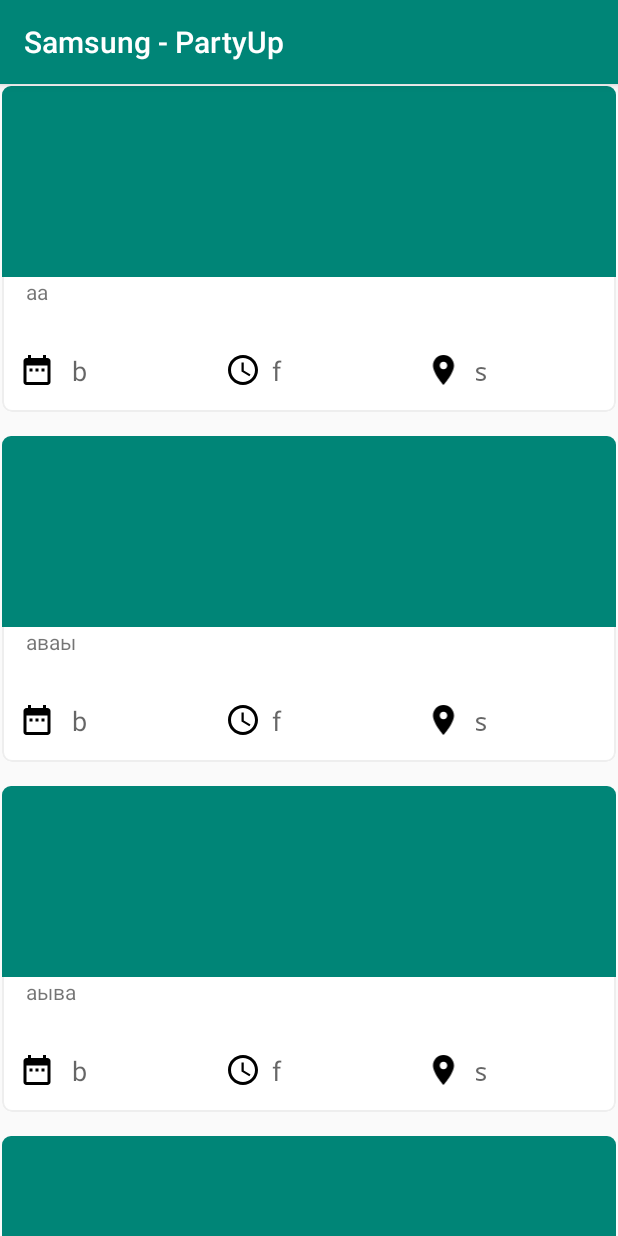
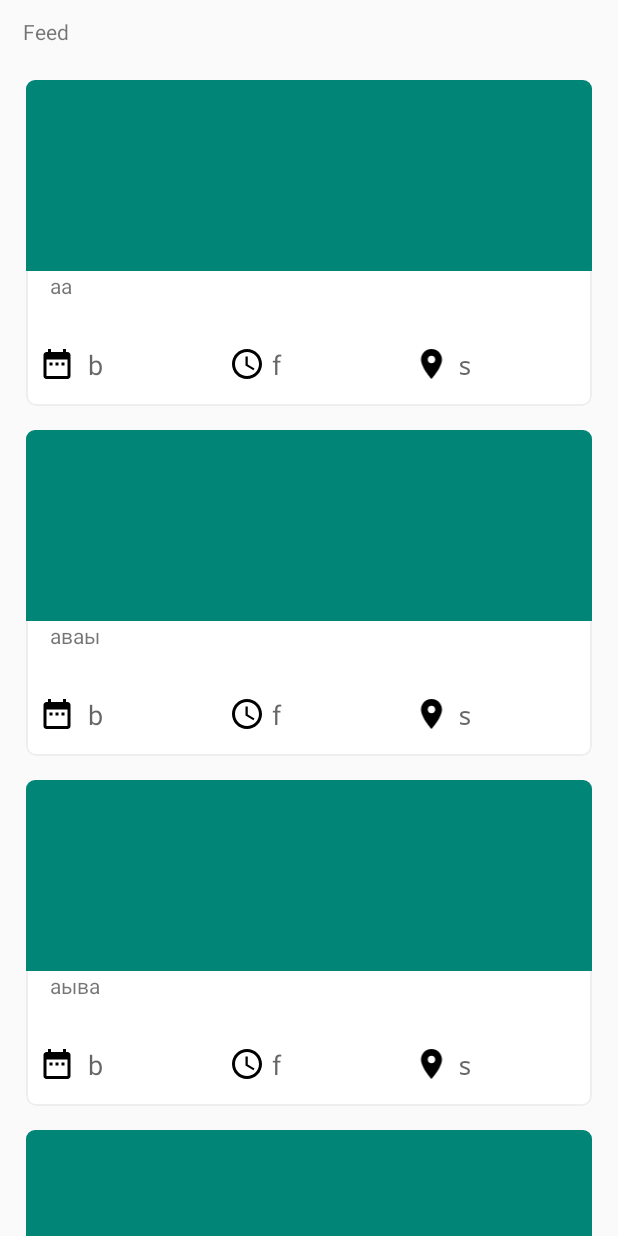
Before and after one commit to vladcto/Samsung-PartyUp, an Android app: the screen it shows after launch (MainActivity), on a phone screen of 412 x 824 dp. Run offline under Robolectric (Android 15) with nearby library versions, the phone set to English and light mode, and no system bars.

Commit message:
Убрал верхний тулбар, добавил отступы карточек от левой и правой стороны экрана.

```diff
--- a/app/src/main/res/layout/activity_main.xml
+++ b/app/src/main/res/layout/activity_main.xml
@@ -6,18 +6,30 @@
     android:layout_height="match_parent"
     tools:context=".MainActivity">
 
+    <LinearLayout
+        android:layout_width="match_parent"
+        android:layout_height="match_parent"
+        android:orientation="vertical">
+
+        <TextView
+            android:id="@+id/textView"
+            android:layout_width="match_parent"
+            android:layout_height="52dp"
+            android:paddingLeft="15dp"
+            android:paddingTop="11dp"
+            android:paddingBottom="17dp"
+            android:text="@string/Feed"
+            android:textAllCaps="false" />
+
         <androidx.recyclerview.widget.RecyclerView
             android:id="@+id/recyclerView"
-        android:layout_width="0dp"
-        android:layout_height="0dp"
+            android:layout_width="match_parent"
+            android:layout_height="match_parent"
             android:layout_marginStart="1dp"
             android:layout_marginLeft="1dp"
             android:layout_marginTop="1dp"
             android:layout_marginEnd="1dp"
-        android:layout_marginRight="1dp"
-        app:layout_constraintBottom_toBottomOf="parent"
-        app:layout_constraintEnd_toEndOf="parent"
-        app:layout_constraintStart_toStartOf="parent"
-        app:layout_constraintTop_toTopOf="parent" />
+            android:layout_marginRight="1dp" />
+    </LinearLayout>
 
 </androidx.constraintlayout.widget.ConstraintLayout>
--- a/app/src/main/res/layout/list_party.xml
+++ b/app/src/main/res/layout/list_party.xml
@@ -4,6 +4,8 @@
     xmlns:tools="http://schemas.android.com/tools"
     android:layout_width="match_parent"
     android:layout_height="wrap_content"
+    android:layout_marginLeft="16dp"
+    android:layout_marginRight="16dp"
     android:gravity="top"
     android:orientation="vertical">
 
@@ -23,8 +25,8 @@
 
             android:layout_width="match_parent"
             android:layout_height="match_parent"
-            android:orientation="vertical"
-            android:background="@drawable/border">
+            android:background="@drawable/border"
+            android:orientation="vertical">
 
             <ImageView
                 android:id="@+id/imageParty"
--- a/app/src/main/res/values/strings.xml
+++ b/app/src/main/res/values/strings.xml
@@ -1,3 +1,4 @@
 <resources>
     <string name="app_name">Samsung - PartyUp</string>
+    <string name="Feed">Feed</string>
 </resources>
--- a/app/src/main/res/values/styles.xml
+++ b/app/src/main/res/values/styles.xml
@@ -1,7 +1,7 @@
 <resources>
 
     <!-- Base application theme. -->
-    <style name="AppTheme" parent="Theme.AppCompat.Light.DarkActionBar">
+    <style name="AppTheme" parent="Theme.AppCompat.Light.NoActionBar">
         <!-- Customize your theme here. -->
         <item name="colorPrimary">@color/colorPrimary</item>
         <item name="colorPrimaryDark">@color/colorPrimaryDark</item>
```
Lines whose indentation alone changed are shown as unchanged.
